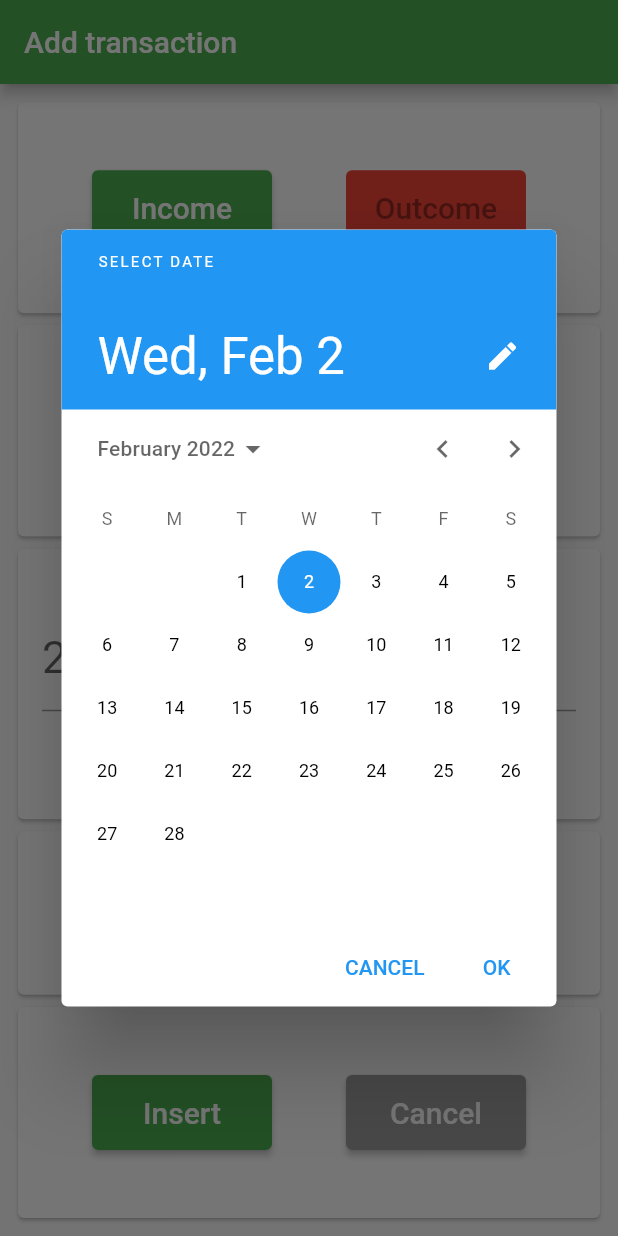
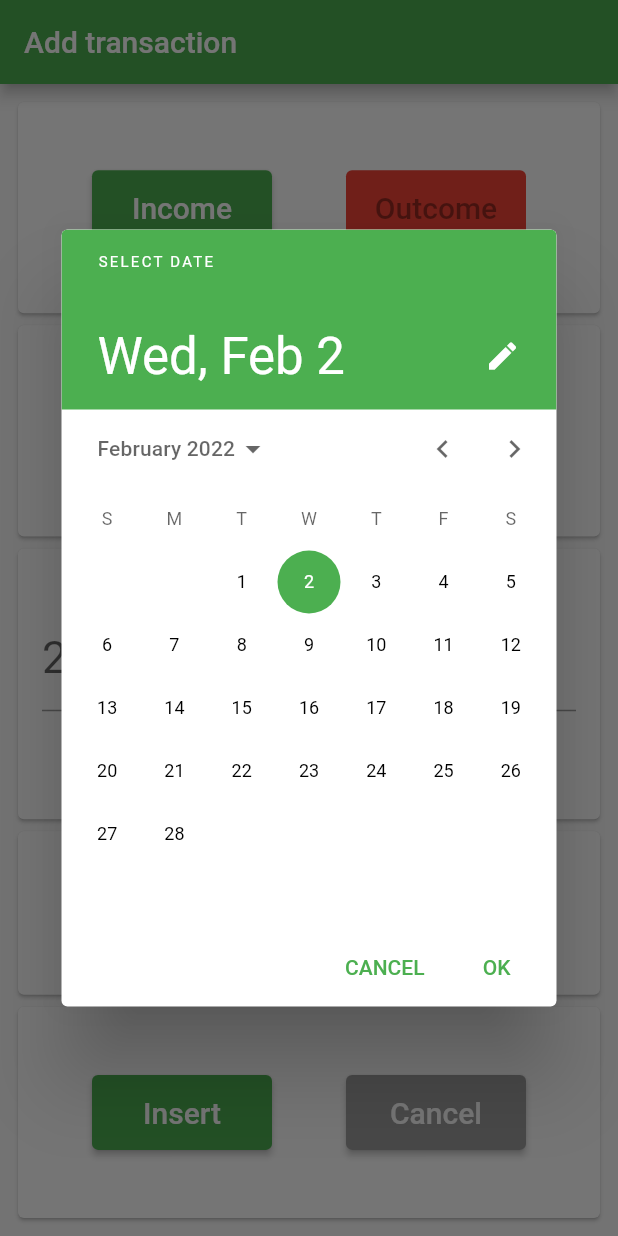
Before and after one commit to ICEI-PUC-Minas-PPLES-TI/plf-es-2022-1-ti5-5104100-DinDin, a Flutter app: the screen it shows after launch, after a tap on "Select Date", on a phone screen of 412 x 824 dp. Run offline on Flutter 3.47's test engine with Material 2 defaults, Android fonts, the phone set to English and light mode, and no system bars.

Commit message:
datapicker color

```diff
--- a/Codigo/dindin-mobile/dindin/lib/pages/transaction.dart
+++ b/Codigo/dindin-mobile/dindin/lib/pages/transaction.dart
@@ -153,10 +153,23 @@ class _TransactionState extends State<Transaction> {
                             ),
                             onPressed: () async {
                               DateTime? newDate = await showDatePicker(
-                                  context: context,
-                                  initialDate: date,
-                                  firstDate: DateTime(2022),
-                                  lastDate: DateTime(2062));
+                                context: context,
+                                initialDate: date,
+                                firstDate: DateTime(2022),
+                                lastDate: DateTime(2062),
+                                builder: (context, child) {
+                                  return Theme(
+                                    data: ThemeData.light().copyWith(
+                                      primaryColor: Colors.green,
+                                      colorScheme: ColorScheme.light(
+                                          primary: Colors.green),
+                                      buttonTheme: ButtonThemeData(
+                                          textTheme: ButtonTextTheme.primary),
+                                    ),
+                                    child: child!,
+                                  );
+                                },
+                              );
                               if (newDate == null) return;
                               setState(() => date = newDate);
                             })
```
